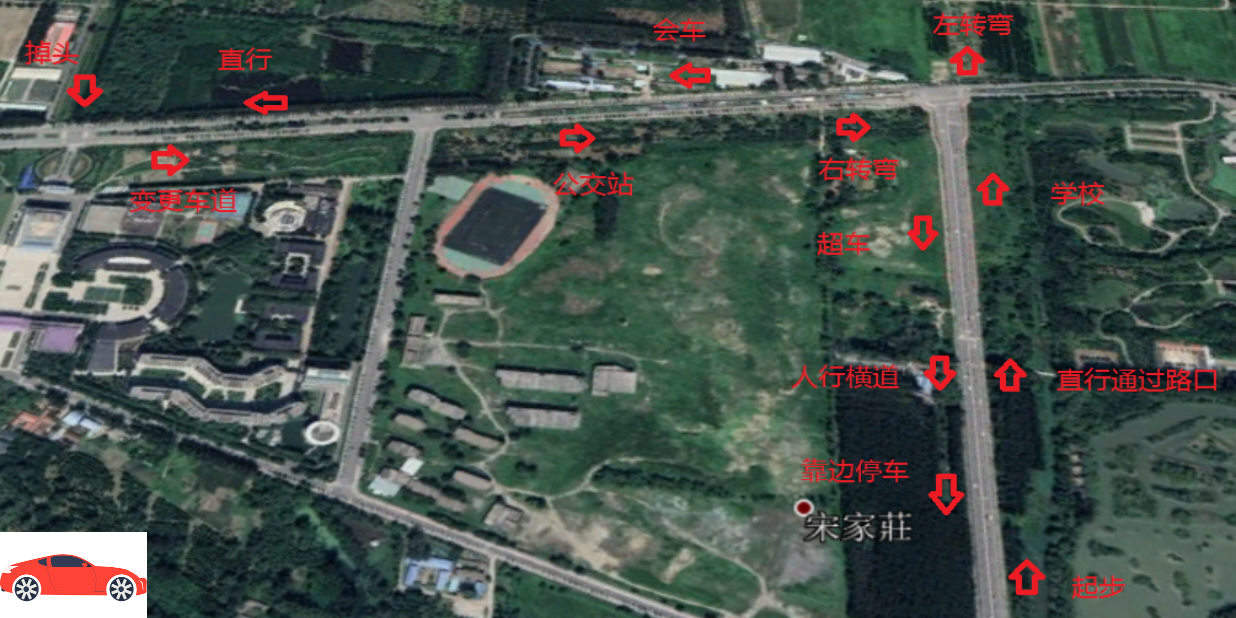
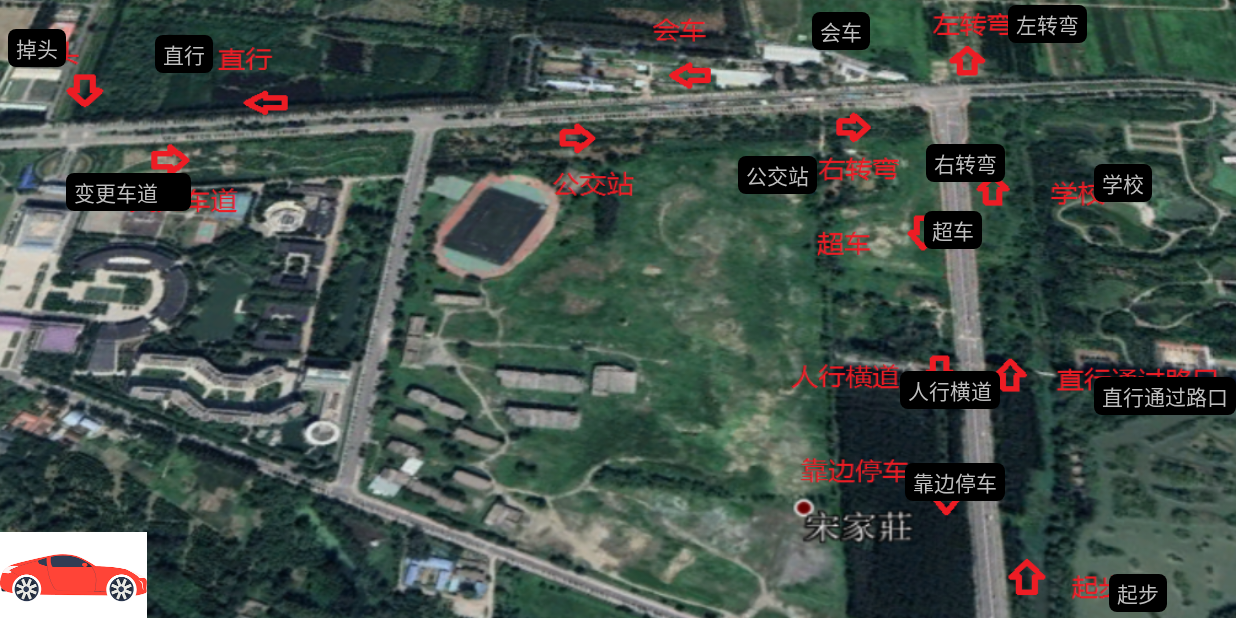
Before and after one commit to wangaijun/DaoXiangHu, an Android app: the screen it shows after launch (DXHActivity), on a phone screen of 824 x 412 dp (held sideways). Run offline under Robolectric (Android 15) with nearby library versions, the phone set to English and light mode, and no system bars.

Commit message:
添加考试项按钮

```diff
--- /dev/null
+++ b/app/src/main/res/drawable/rect.xml
@@ -0,0 +1,5 @@
+<?xml version="1.0" encoding="utf-8"?>
+<shape xmlns:android="http://schemas.android.com/apk/res/android">
+    <corners android:radius="5dp"/>
+    <solid android:color="#000000"/>
+</shape>
--- a/app/src/main/res/layout/activity_dxh.xml
+++ b/app/src/main/res/layout/activity_dxh.xml
@@ -15,5 +15,96 @@
             android:layout_alignParentLeft="true"
             android:layout_alignParentBottom="true"
     />
+    <TextView
+            android:text="起步"
+            android:layout_width="wrap_content"
+            android:layout_height="wrap_content" android:layout_alignParentEnd="true" android:layout_marginEnd="46dp"
+            android:layout_alignTop="@+id/btnPlay" android:id="@+id/textView"
+            style="@style/TagTextStyle"
+            android:layout_marginTop="28dp"
+    />
+    <TextView
+            android:layout_width="wrap_content"
+            android:layout_height="wrap_content" android:layout_alignParentEnd="true" android:layout_marginEnd="0dp"
+            android:layout_alignParentBottom="true" android:id="@+id/textView2" android:layout_marginBottom="135dp"
+            style="@style/TagTextStyle"
+            android:text="直行通过路口"/>
+    <TextView
+            android:text="学校"
+            android:layout_width="wrap_content"
+            android:layout_height="wrap_content" android:layout_alignParentTop="true"
+            style="@style/TagTextStyle"
+            android:layout_alignEnd="@+id/textView2" android:id="@+id/textView3" android:layout_marginTop="109dp"
+            android:layout_marginEnd="56dp"/>
+    <TextView
+            android:text="左转弯"
+            android:layout_width="wrap_content"
+            android:layout_height="wrap_content" android:layout_alignParentTop="true"
+            style="@style/TagTextStyle"
+            android:layout_alignEnd="@+id/textView" android:id="@+id/textView4" android:layout_marginTop="3dp"
+            android:layout_marginEnd="53dp"/>
+    <TextView
+            android:text="会车"
+            android:layout_width="wrap_content"
+            android:layout_height="wrap_content" android:layout_alignParentEnd="true"
+            android:layout_alignParentTop="true" android:layout_marginEnd="244dp" android:id="@+id/textView5"
+            style="@style/TagTextStyle"
+            android:layout_marginTop="8dp"/>
+    <TextView
+            android:text="直行"
+            android:layout_width="wrap_content"
+            android:layout_height="wrap_content" android:layout_alignParentStart="true"
+            style="@style/TagTextStyle"
+            android:layout_alignBottom="@+id/textView4" android:layout_marginStart="103dp" android:id="@+id/textView6"
+            android:layout_marginBottom="-20dp"/>
+    <TextView
+            android:text="掉头"
+            android:layout_width="wrap_content"
+            android:layout_height="wrap_content" android:layout_alignEnd="@+id/btnPlay"
+            style="@style/TagTextStyle"
+            android:layout_alignTop="@+id/textView5" android:id="@+id/textView7" android:layout_marginTop="11dp"
+            android:layout_marginEnd="54dp"/>
+    <TextView
+            android:text="变更车道"
+            android:layout_width="83dp"
+            android:layout_height="wrap_content" android:id="@+id/textView8"
+            style="@style/TagTextStyle"
+            android:layout_above="@+id/textView11" android:layout_toEndOf="@+id/textView7"
+            android:layout_marginStart="-54dp" android:layout_marginBottom="-6dp"/>
+    <TextView
+            android:text="公交站"
+            android:layout_width="wrap_content"
+            android:layout_height="wrap_content" android:layout_alignParentEnd="true"
+            android:layout_alignParentTop="true" android:layout_marginEnd="279dp" android:id="@+id/textView9"
+            style="@style/TagTextStyle"
+            android:layout_marginTop="104dp"/>
+    <TextView
+            android:text="右转弯"
+            android:layout_width="wrap_content"
+            android:layout_height="wrap_content" android:layout_alignParentEnd="true"
+            android:layout_alignParentTop="true" android:layout_marginEnd="154dp" android:id="@+id/textView10"
+            style="@style/TagTextStyle"
+            android:layout_marginTop="96dp"/>
+    <TextView
+            android:text="超车"
+            android:layout_width="wrap_content"
+            android:layout_height="wrap_content" android:layout_below="@+id/textView3"
+            style="@style/TagTextStyle"
+            android:layout_alignEnd="@+id/textView9" android:id="@+id/textView11" android:layout_marginTop="6dp"
+            android:layout_marginEnd="-110dp"/>
+    <TextView
+            android:text="人行横道"
+            android:layout_width="wrap_content"
+            android:layout_height="wrap_content" android:layout_alignEnd="@+id/textView9"
+            style="@style/TagTextStyle"
+            android:layout_alignParentBottom="true" android:id="@+id/textView12" android:layout_marginBottom="139dp"
+            android:layout_marginEnd="-122dp"/>
+    <TextView
+            android:text="靠边停车"
+            android:layout_width="wrap_content"
+            android:layout_height="wrap_content" android:id="@+id/textView13"
+            style="@style/TagTextStyle"
+            android:layout_alignEnd="@+id/textView10" android:layout_alignParentBottom="true"
+            android:layout_marginBottom="78dp"/>
 
 </RelativeLayout>
--- a/app/src/main/res/values/styles.xml
+++ b/app/src/main/res/values/styles.xml
@@ -5,4 +5,12 @@
         <!-- Customize your theme here. -->
     </style>
 
+    <style name="TagTextStyle">
+        <item name="android:background">@drawable/rect</item>
+        <item name="android:paddingTop">2dp</item>
+        <item name="android:paddingBottom">2dp</item>
+        <item name="android:paddingLeft">5dp</item>
+        <item name="android:paddingRight">5dp</item>
+    </style>
+
 </resources>
```
